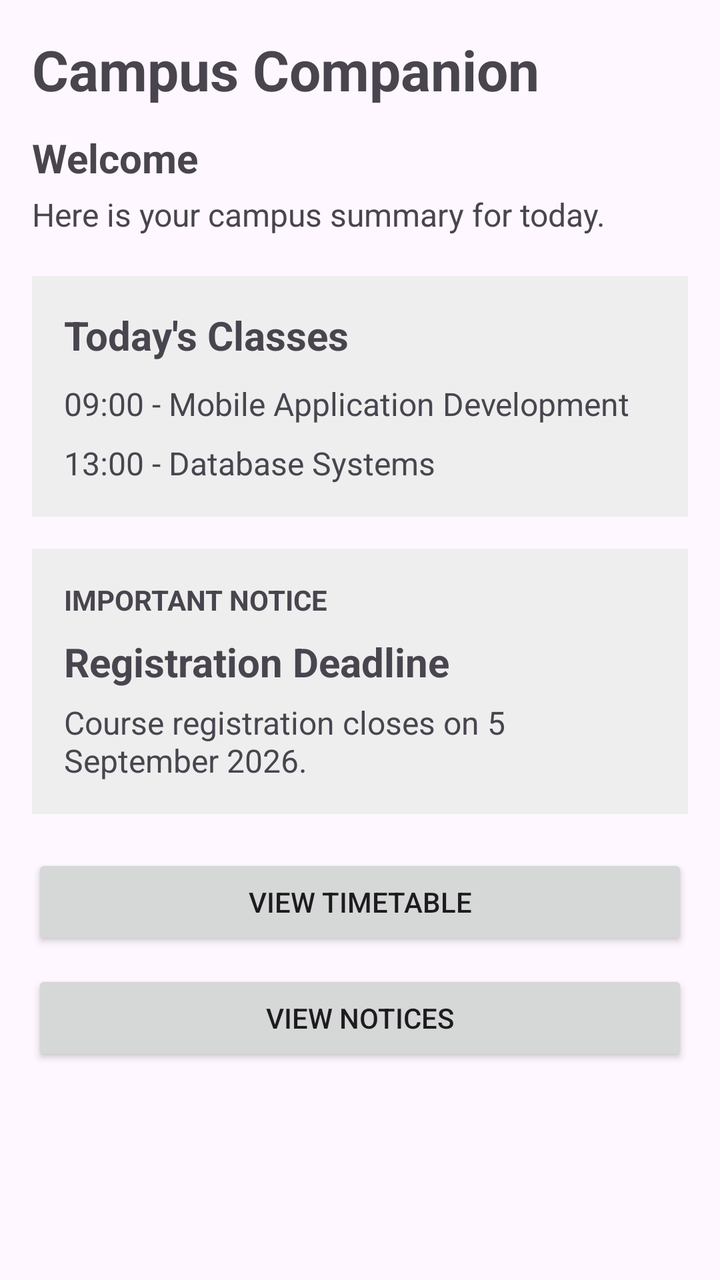
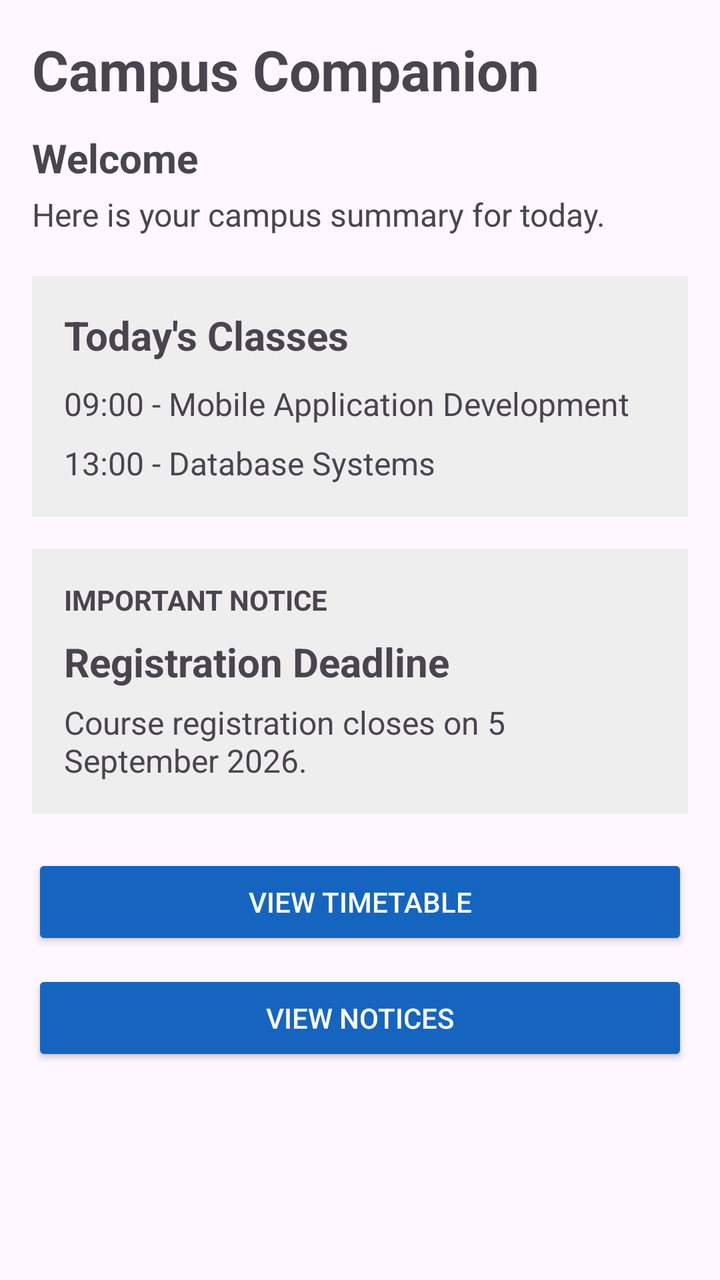

Two renders of the same Android screen: before a commit and after it. Below are the layout's source before the change and the commit's diff.
<!-- AndroidManifest.xml: application theme Theme.MyApplicationLab1 -->
<!-- res/layout/fragment_home.xml -->
<?xml version="1.0" encoding="utf-8"?>
<ScrollView xmlns:android="http://schemas.android.com/apk/res/android"
    android:layout_width="match_parent"
    android:layout_height="match_parent"
    android:fillViewport="true">

    <LinearLayout
        android:id="@+id/homeContainer"
        android:layout_width="match_parent"
        android:layout_height="wrap_content"
        android:orientation="vertical"
        android:padding="16dp">

        <TextView
            android:layout_width="match_parent"
            android:layout_height="wrap_content"
            android:text="Campus Companion"
            android:textSize="28sp"
            android:textStyle="bold"
            android:contentDescription="Campus Companion home screen" />

        <TextView
            android:layout_width="match_parent"
            android:layout_height="wrap_content"
            android:text="Welcome"
            android:textSize="20sp"
            android:textStyle="bold"
            android:layout_marginTop="12dp" />

        <TextView
            android:layout_width="match_parent"
            android:layout_height="wrap_content"
            android:text="Here is your campus summary for today."
            android:textSize="16sp"
            android:layout_marginTop="4dp"
            android:layout_marginBottom="20dp" />

        
        <LinearLayout
            android:layout_width="match_parent"
            android:layout_height="wrap_content"
            android:orientation="vertical"
            android:padding="16dp"
            android:background="#EEEEEE"
            android:layout_marginBottom="16dp">

            <TextView
                android:layout_width="match_parent"
                android:layout_height="wrap_content"
                android:text="Today's Classes"
                android:textSize="20sp"
                android:textStyle="bold" />

            <TextView
                android:layout_width="match_parent"
                android:layout_height="wrap_content"
                android:text="09:00 - Mobile Application Development"
                android:textSize="16sp"
                android:layout_marginTop="10dp" />

            <TextView
                android:layout_width="match_parent"
                android:layout_height="wrap_content"
                android:text="13:00 - Database Systems"
                android:textSize="16sp"
                android:layout_marginTop="8dp" />

        </LinearLayout>

        
        <LinearLayout
            android:layout_width="match_parent"
            android:layout_height="wrap_content"
            android:orientation="vertical"
            android:padding="16dp"
            android:background="#EEEEEE"
            android:layout_marginBottom="20dp">

            <TextView
                android:layout_width="match_parent"
                android:layout_height="wrap_content"
                android:text="IMPORTANT NOTICE"
                android:textSize="14sp"
                android:textStyle="bold"
                android:contentDescription="Important notice" />

            <TextView
                android:layout_width="match_parent"
                android:layout_height="wrap_content"
                android:text="Registration Deadline"
                android:textSize="20sp"
                android:textStyle="bold"
                android:layout_marginTop="8dp" />

            <TextView
                android:layout_width="match_parent"
                android:layout_height="wrap_content"
                android:text="Course registration closes on 5 September 2026."
                android:textSize="16sp"
                android:layout_marginTop="6dp" />

        </LinearLayout>

        <Button
            android:id="@+id/btnViewTimetable"
            android:layout_width="match_parent"
            android:layout_height="wrap_content"
            android:text="View Timetable"
            android:minHeight="48dp" />

        <Button
            android:id="@+id/btnViewNotices"
            android:layout_width="match_parent"
            android:layout_height="wrap_content"
            android:text="View Notices"
            android:minHeight="48dp"
            android:layout_marginTop="10dp" />

    </LinearLayout>

</ScrollView>
<!-- resources referenced by this layout -->
<resources>
  <style name="Theme.MyApplicationLab1" parent="Base.Theme.MyApplicationLab1" />
  <style name="Base.Theme.MyApplicationLab1" parent="Theme.Material3.DayNight.NoActionBar">
          
          
      </style>
</resources>

<!-- the commit's change to res/layout/fragment_home.xml (unified diff, before → after) -->
@@ -105,16 +105,20 @@
             android:id="@+id/btnViewTimetable"
             android:layout_width="match_parent"
             android:layout_height="wrap_content"
+            android:minHeight="48dp"
             android:text="View Timetable"
-            android:minHeight="48dp" />
+            android:textColor="@android:color/white"
+            android:backgroundTint="#1565C0" />
 
         <Button
             android:id="@+id/btnViewNotices"
             android:layout_width="match_parent"
             android:layout_height="wrap_content"
+            android:minHeight="48dp"
+            android:layout_marginTop="10dp"
             android:text="View Notices"
-            android:minHeight="48dp"
-            android:layout_marginTop="10dp" />
+            android:textColor="@android:color/white"
+            android:backgroundTint="#1565C0" />
 
     </LinearLayout>
 
